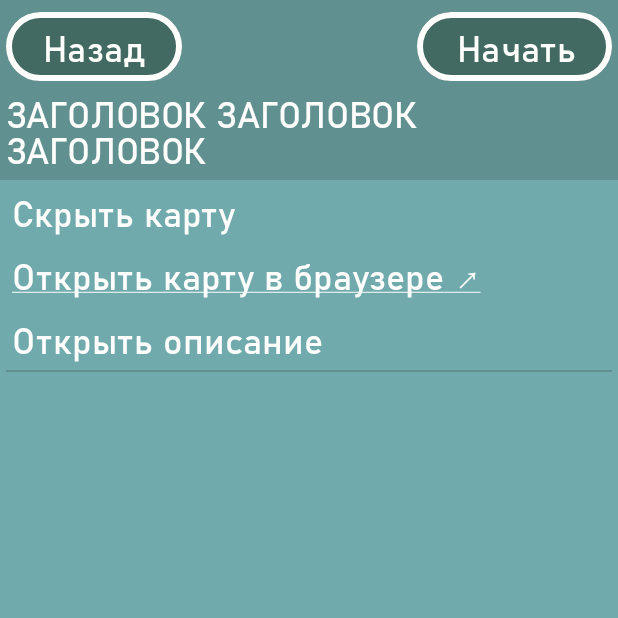
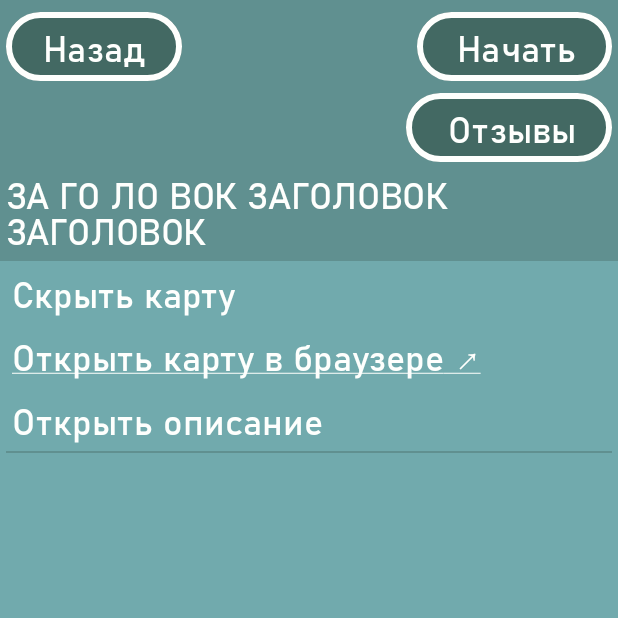
Before and after one commit to VODKA-EYE/ExcursionHelper, an Android app: the ExcursionPreview screen opened directly, with no data from a screen before it, on a phone screen of 412 x 824 dp, the top half of it. Run offline under Robolectric (Android 15) with nearby library versions, the light colour scheme and no system bars; libraries missing offline, so code that uses them is left out: com.github.chrisbanes.photoview, com.koushikdutta.ion; plain views replace PhotoView; network calls fail; pictures from the network do not load; 9 statements that could not run were skipped.

Commit message:
add view comments

```diff
--- a/app/src/main/java/com/example/excursionhelper/ExcursionMainActivity.java
+++ b/app/src/main/java/com/example/excursionhelper/ExcursionMainActivity.java
@@ -56,12 +56,6 @@ public class ExcursionMainActivity extends AppCompatActivity
         selected_page++;
         LoadPage();
       }
-      else
-      {
-        Intent intent2 = new Intent(ExcursionMainActivity.this, CommentActivity.class);
-        intent2.putExtra("excursionId", excursionId);
-        startActivity(intent2);
-      }
     });
     goToMenu = findViewById(R.id.goto_mainmenu_button);
     goToMenu.setOnClickListener(view -> finish());
--- a/app/src/main/java/com/example/excursionhelper/ExcursionPreview.java
+++ b/app/src/main/java/com/example/excursionhelper/ExcursionPreview.java
@@ -28,7 +28,7 @@ import java.util.stream.Collectors;
 public class ExcursionPreview extends AppCompatActivity
 {
   TextView titleTextView, mapUrlTextView, descriptionTextView, mapOpen, mapClose;
-  Button goToExcursion, goToMenu;
+  Button goToExcursion, goToMenu, goToComments;
   PhotoView mapPhoto;
   Integer excursionId;
   AlertDialog dialog;
@@ -73,6 +73,13 @@ public class ExcursionPreview extends AppCompatActivity
       mapPhoto.setVisibility(View.GONE);
     });
     checkpointListView = findViewById(R.id.checkpoints_listview);
+    goToComments = findViewById(R.id.comments_button);
+    goToComments.setOnClickListener(view ->
+    {
+      Intent intent2 = new Intent(ExcursionPreview.this, CommentsActivity.class);
+      intent2.putExtra("excursionId", excursionId);
+      startActivity(intent2);
+    });
   }
 
   private void LoadText()
--- a/app/src/main/java/com/example/excursionhelper/adapters/ImagesAdapter.java
+++ b/app/src/main/java/com/example/excursionhelper/adapters/ImagesAdapter.java
@@ -35,7 +35,7 @@ public class ImagesAdapter extends BaseAdapter
   {
 
       LayoutInflater inflater = (LayoutInflater) mContext.getSystemService(Context.LAYOUT_INFLATER_SERVICE);
-      view = inflater.inflate(R.layout.excursion_page_item, parent, false);
+      view = inflater.inflate(R.layout.image_list_item, parent, false);
 
       PhotoView photoView = view.findViewById(R.id.photo);
       Ion.with(photoView).load(images.get(position).getImageUrl());
--- a/app/src/main/res/layout/activity_excursion_preview.xml
+++ b/app/src/main/res/layout/activity_excursion_preview.xml
@@ -16,11 +16,9 @@
     android:layout_height="wrap_content"
     android:orientation="vertical"
     android:padding="4dp">
-
     <LinearLayout
       android:layout_width="match_parent"
       android:layout_height="wrap_content">
-
       <Button
         android:id="@+id/goto_mainmenu_button"
         style="@style/ButtonWithText"
@@ -30,18 +28,15 @@
         app:cornerRadius="24dp"
         app:strokeColor="@color/slightly_dark_white"
         app:strokeWidth="4dp" />
-
       <LinearLayout
         android:layout_width="wrap_content"
         android:layout_height="wrap_content"
         android:layout_weight="100" />
-
       <Button
         android:id="@+id/begin_excursion_button"
         style="@style/ButtonWithText"
         android:layout_width="wrap_content"
         android:layout_height="wrap_content"
-        android:layout_marginStart="8dp"
         android:layout_weight="1"
         android:gravity="right"
         android:text="@string/begin_excursion_button_text"
@@ -49,14 +44,32 @@
         app:strokeColor="@color/slightly_dark_white"
         app:strokeWidth="4dp" />
     </LinearLayout>
-
+    <LinearLayout
+      android:layout_width="match_parent"
+      android:layout_height="wrap_content">
+      <LinearLayout
+        android:layout_width="wrap_content"
+        android:layout_height="wrap_content"
+        android:layout_weight="100" />
+      <Button
+        android:id="@+id/comments_button"
+        style="@style/ButtonWithText"
+        android:layout_width="wrap_content"
+        android:layout_height="wrap_content"
+        android:layout_weight="1"
+        android:gravity="right"
+        android:text="@string/comments"
+        app:cornerRadius="24dp"
+        app:strokeColor="@color/slightly_dark_white"
+        app:strokeWidth="4dp" />
+    </LinearLayout>
     <TextView
       android:id="@+id/titleTextView"
       style="@style/NormalText"
       android:layout_width="wrap_content"
       android:layout_height="wrap_content"
       android:layout_columnSpan="2"
-      android:text="ЗАГОЛОВОК ЗАГОЛОВОК ЗАГОЛОВОК" />
+      android:text="ЗА ГО ЛО ВОК ЗАГОЛОВОК ЗАГОЛОВОК" />
   </LinearLayout>
 
   <!-- Main content -->
--- a/app/src/main/res/layout/excursion_page_item.xml
+++ b/app/src/main/res/layout/image_list_item.xml
@@ -7,7 +7,6 @@
   android:orientation="vertical">
   <com.github.chrisbanes.photoview.PhotoView
     android:id="@+id/photo"
-    android:src="@drawable/logo"
     android:layout_width="match_parent"
     android:layout_height="wrap_content"
     android:adjustViewBounds="true"/>
--- a/app/src/main/res/values/strings.xml
+++ b/app/src/main/res/values/strings.xml
@@ -17,4 +17,6 @@
   <string name="content_cant_load">Нет доступа к данным! Перезапустите приложение позже.</string>
   <string name="content_offline">Нет доступа к данным! Загружены сохранённые данные.</string>
   <string name="comment_not_published">Отзыв не опубликован! Попробуйте позже.</string>
+  <string name="comments">Отзывы</string>
+  <string name="comments_cant_load">Нет доступа к отзывам! Попробуйте позже.</string>
 </resources>
```
Also changed, not shown: app/src/main/AndroidManifest.xml (+9 -5 lines), app/src/main/java/com/example/excursionhelper/CommentActivity.java (+7 -4 lines), app/src/main/java/com/example/excursionhelper/CommentsActivity.java (added, +105 -0 lines), app/src/main/java/com/example/excursionhelper/adapters/CommentsAdapter.java (added, +60 -0 lines), app/src/main/java/com/example/excursionhelper/models/CommentClass.java (+5 -2 lines), app/src/main/res/layout/activity_comments.xml (added, +62 -0 lines), app/src/main/res/layout/comment_list_item.xml (added, +30 -0 lines), 1 other file.
